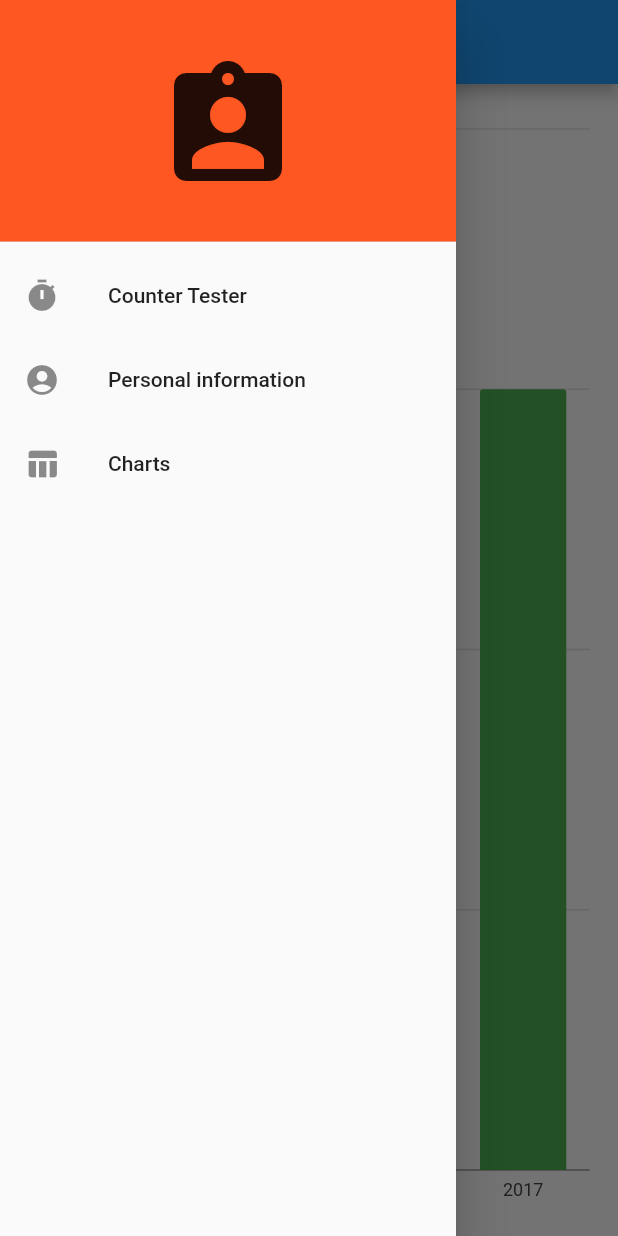
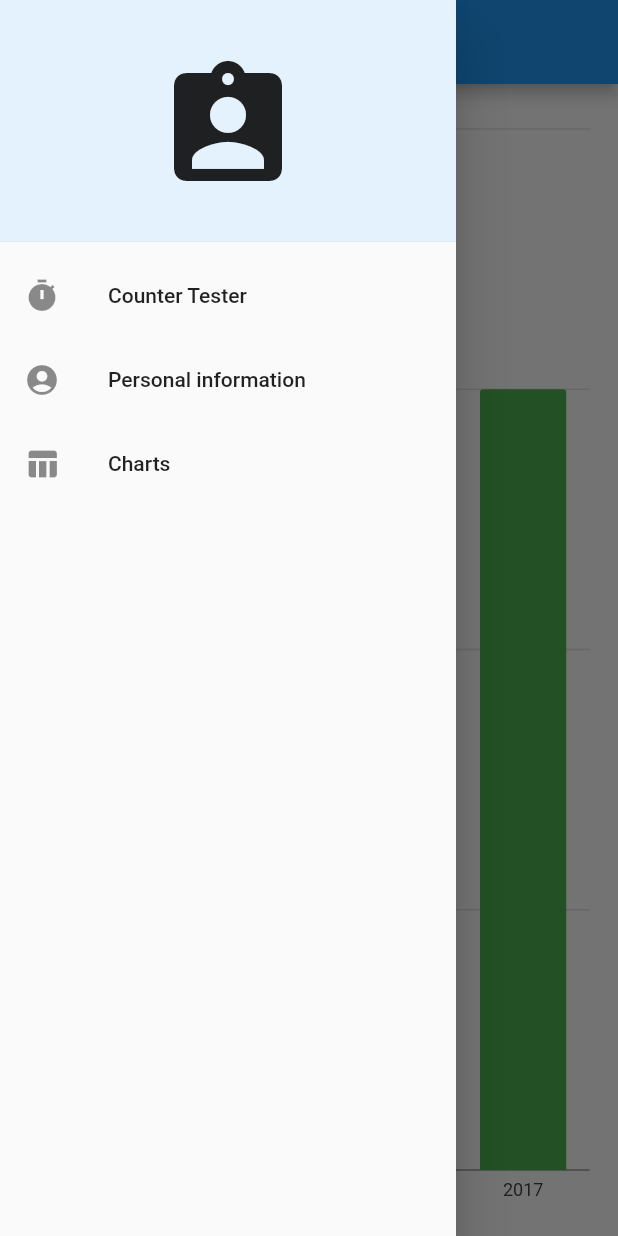
Before and after one commit to DorianGrey/flutter_app_playground, a Flutter app: the ChartPage screen opened by its route, with the side drawer open, on a phone screen of 412 x 824 dp. Run offline on Flutter 3.47's test engine with Material 2 defaults, Android fonts, the phone set to English and light mode, and no system bars; our stand-ins replace charts_flutter, flutter_redux, redux.

Commit message:
Update drawer header background message to be picked from context theme

```diff
--- a/lib/helpers/drawer.dart
+++ b/lib/helpers/drawer.dart
@@ -11,7 +11,7 @@ Drawer createDefaultAppDrawer(BuildContext context, String currentRouteName) {
           child: Icon(Icons.assignment_ind, size: IconTheme.of(context).size * 4,),
         ),
         decoration: BoxDecoration(
-          color: Colors.deepOrange,
+          color: Theme.of(context).secondaryHeaderColor,
         ),
     ),
     ListTile(
```
